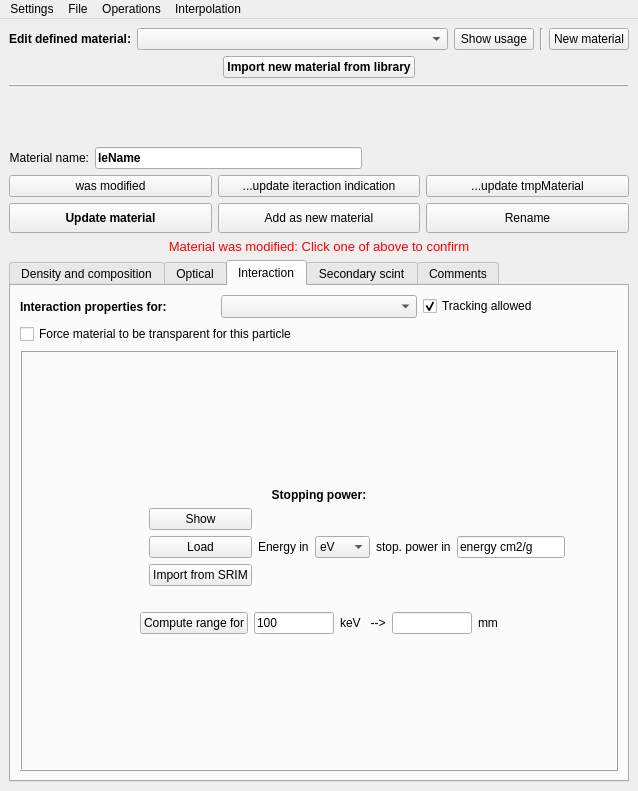
Above: src/gui/materialinspectorwindow.ui from andrmor/ANTS2 before the change. Below: the same form after it.
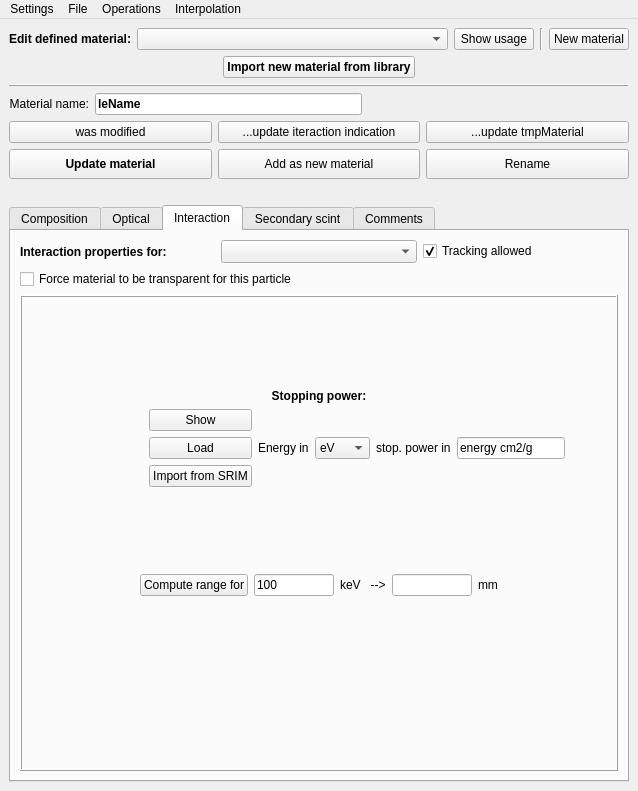
That is the form after the change. The open tabs and pages were chosen to show the change.

Diff of the .ui file:
```diff
--- a/src/gui/materialinspectorwindow.ui
+++ b/src/gui/materialinspectorwindow.ui
@@ -149,19 +149,6 @@
       </property>
      </widget>
     </item>
-    <item>
-     <spacer name="verticalSpacer_11">
-      <property name="orientation">
-       <enum>Qt::Vertical</enum>
-      </property>
-      <property name="sizeHint" stdset="0">
-       <size>
-        <width>20</width>
-        <height>40</height>
-       </size>
-      </property>
-     </spacer>
-    </item>
     <item>
      <layout class="QHBoxLayout" name="horizontalLayout_2">
       <item>
@@ -297,7 +284,7 @@
     <item>
      <widget class="QLabel" name="labMatWasModified">
       <property name="text">
-       <string>&lt;html&gt;&lt;head/&gt;&lt;body&gt;&lt;p&gt;&lt;span style=&quot; font-size:10pt; color:#ff0000;&quot;&gt;Material was modified: Click one of above to confirm&lt;/span&gt;&lt;/p&gt;&lt;/body&gt;&lt;/html&gt;</string>
+       <string>&lt;html&gt;&lt;head/&gt;&lt;body&gt;&lt;p/&gt;&lt;/body&gt;&lt;/html&gt;</string>
       </property>
       <property name="alignment">
        <set>Qt::AlignCenter</set>
@@ -311,7 +298,7 @@
       </property>
       <widget class="QWidget" name="tab_6">
        <attribute name="title">
-        <string>Density and composition</string>
+        <string>Composition</string>
        </attribute>
        <layout class="QVBoxLayout" name="verticalLayout_4">
         <item>
@@ -2130,12 +2117,12 @@
            <item>
             <widget class="QStackedWidget" name="swMainMatParticle">
              <property name="currentIndex">
-              <number>1</number>
+              <number>0</number>
              </property>
              <widget class="QWidget" name="pageCharged">
               <layout class="QVBoxLayout" name="verticalLayout_10">
                <item>
-                <spacer name="verticalSpacer_7">
+                <spacer name="verticalSpacer_11">
                  <property name="orientation">
                   <enum>Qt::Vertical</enum>
                  </property>
@@ -2266,17 +2253,14 @@
                 </layout>
                </item>
                <item>
-                <spacer name="verticalSpacer_6">
+                <spacer name="verticalSpacer_7">
                  <property name="orientation">
                   <enum>Qt::Vertical</enum>
                  </property>
-                 <property name="sizeType">
-                  <enum>QSizePolicy::Preferred</enum>
-                 </property>
                  <property name="sizeHint" stdset="0">
                   <size>
                    <width>20</width>
-                   <height>20</height>
+                   <height>40</height>
                   </size>
                  </property>
                 </spacer>
@@ -2369,16 +2353,25 @@
                  <property name="sizeHint" stdset="0">
                   <size>
                    <width>20</width>
-                   <height>100</height>
+                   <height>40</height>
+                  </size>
+                 </property>
+                </spacer>
+               </item>
+               <item>
+                <spacer name="verticalSpacer_6">
+                 <property name="orientation">
+                  <enum>Qt::Vertical</enum>
+                 </property>
+                 <property name="sizeHint" stdset="0">
+                  <size>
+                   <width>20</width>
+                   <height>40</height>
                   </size>
                  </property>
                 </spacer>
                </item>
               </layout>
-              <zorder>label_30</zorder>
-              <zorder>verticalSpacer_5</zorder>
-              <zorder>verticalSpacer_6</zorder>
-              <zorder>verticalSpacer_7</zorder>
              </widget>
              <widget class="QWidget" name="pageNeutral">
               <layout class="QVBoxLayout" name="verticalLayout_7">
```
Left out of the diff: 128 changed lines with no effect on the pictures.
